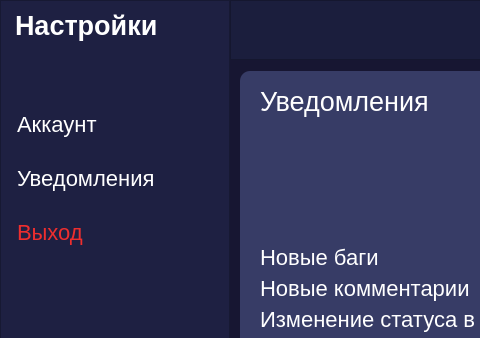
Before: the Qt Designer form interfaces/settings_page_not.ui in ArtShibaev/Bugtracker, drawn with Qt 5; both pictures show x 0 to 480 and y 0 to 338 of the 1326 by 750 pixel window.
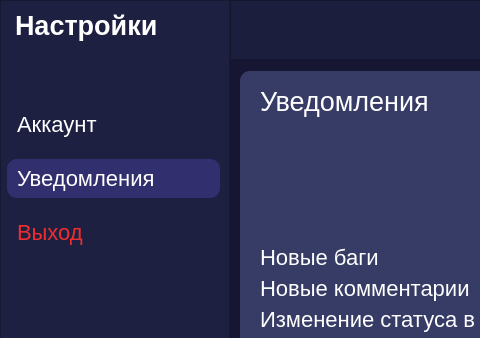
After: the same form once the commit is applied.

The edit to the form file:
```diff
--- a/interfaces/settings_page_not.ui
+++ b/interfaces/settings_page_not.ui
@@ -180,9 +180,6 @@
 	padding-left: 10px;
 	border:none;
 	text-align: left;
-	background-color: transparent
-}
-QPushButton:hover{
 	background:#322F6E;
 	border-radius: 10px;
 }</string>
```
